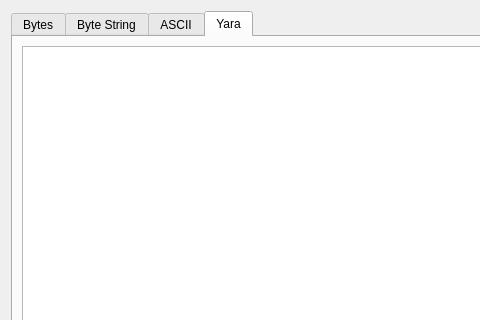
Before: the Qt Designer form romsolverdialog.ui in travisgoodspeed/maskromtool, drawn with Qt 5; both pictures show x 0 to 480 and y 0 to 320 of the 598 by 501 pixel window.
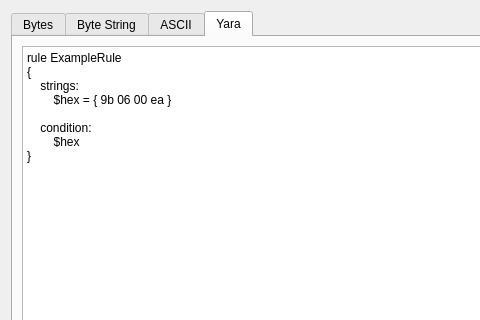
After: the same form once the commit is applied. The open tabs and pages were chosen to show the change.

Commit message: Yara support in GUI. #98

Diff of the .ui file:
```diff
--- a/romsolverdialog.ui
+++ b/romsolverdialog.ui
@@ -112,7 +112,19 @@
       </attribute>
       <layout class="QVBoxLayout" name="verticalLayout_5">
        <item>
-        <widget class="QPlainTextEdit" name="editYara"/>
+        <widget class="QPlainTextEdit" name="editYara">
+         <property name="plainText">
+          <string>rule ExampleRule
+{
+    strings:
+        $hex = { 9b 06 00 ea }
+
+    condition:
+        $hex
+}
+</string>
+         </property>
+        </widget>
        </item>
       </layout>
      </widget>
```
Left out of the diff: 2 changed lines with no effect on the pictures. The commit also changes 2 other files.
